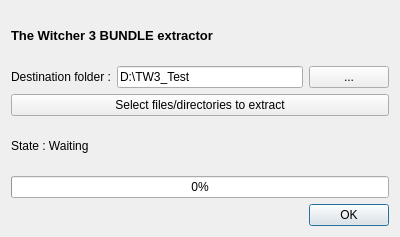
This is W2ENT_QT/GUI_Extractor_TW3_BUNDLE.ui in JLouis-B/RedTools as Qt 5 draws it before an edit. The edited form follows.
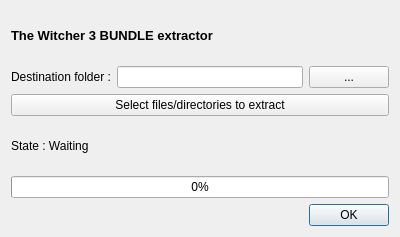
This is the edited form.

Commit message: Add filter for BIF extractor UI

```diff
--- a/W2ENT_QT/GUI_Extractor_TW3_BUNDLE.ui
+++ b/W2ENT_QT/GUI_Extractor_TW3_BUNDLE.ui
@@ -40,7 +40,7 @@
      <item>
       <widget class="QLineEdit" name="lineEdit_destFolder">
        <property name="text">
-        <string>D:\TW3_Test</string>
+        <string/>
        </property>
       </widget>
      </item>
```
The commit also changes 1 other file.
